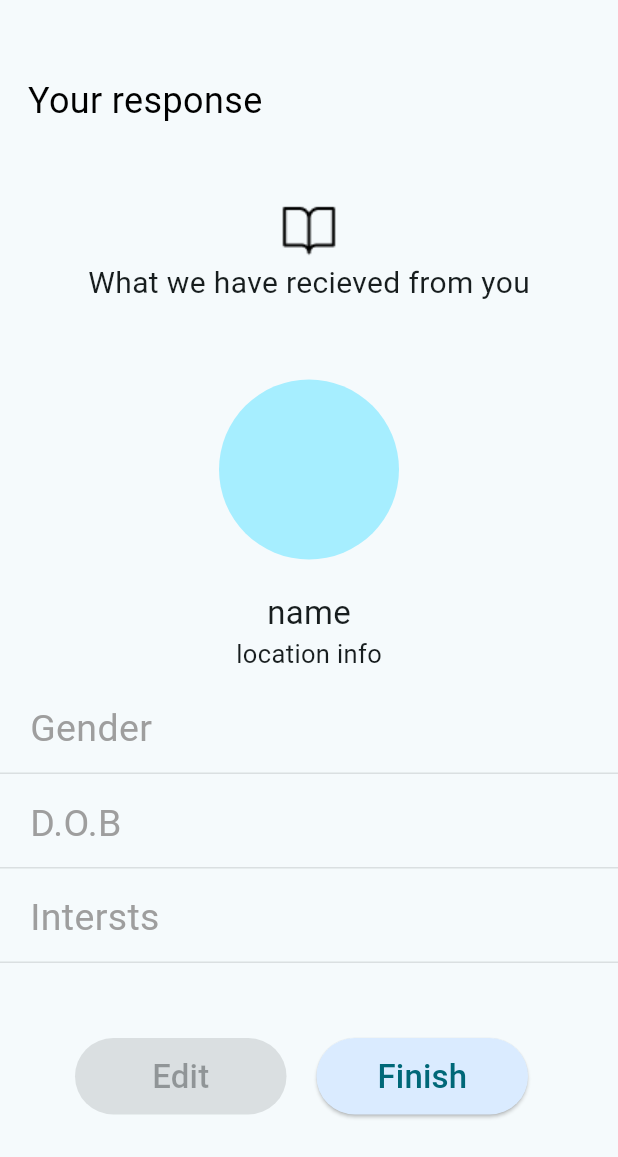
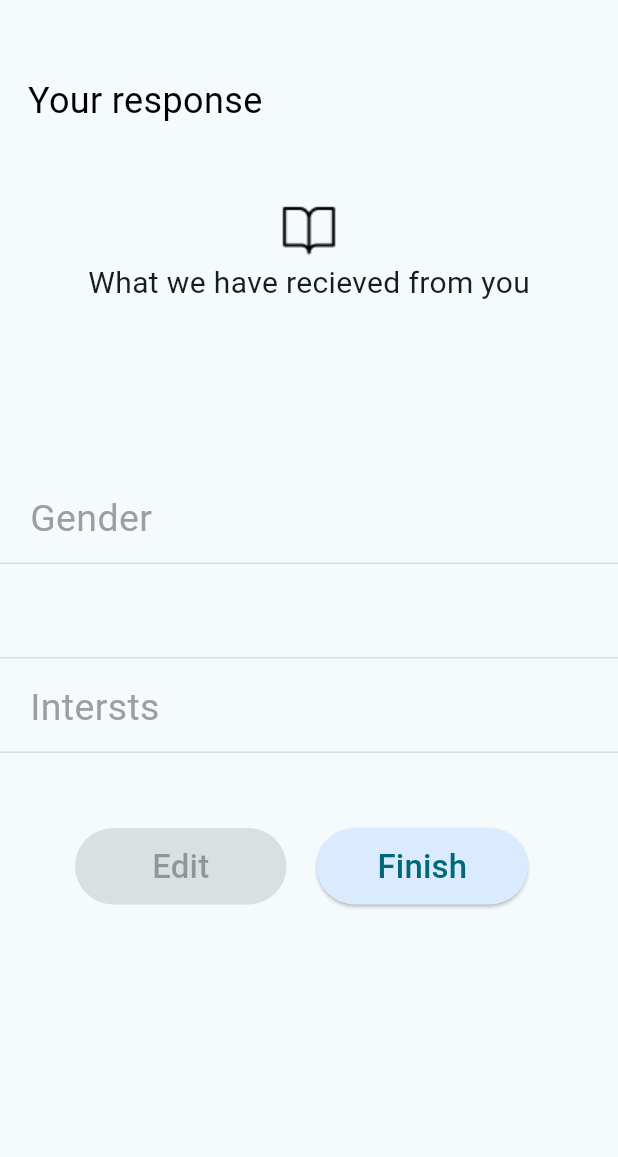
Before and after one commit to khoulyy/Egyplorer, a Flutter app: the SignUpStep3Screen screen opened by its route, on a phone screen of 412 x 824 dp. Shown: the top 1157 px of the screen. Run offline on Flutter 3.47's test engine with Material 2 defaults, Android fonts, the light colour scheme and no system bars; our stand-ins replace cloud_firestore, firebase_auth, firebase_core, font_awesome_flutter, google_nav_bar, google_sign_in and 2 more; accounts and stored records are empty.

Commit message:
response page will get the data from the user and app bar home shows the name of the user

```diff
--- a/lib/screens/home_screen.dart
+++ b/lib/screens/home_screen.dart
@@ -1,6 +1,7 @@
 import 'package:cloud_firestore/cloud_firestore.dart';
 import 'package:flutter/material.dart';
 import 'package:font_awesome_flutter/font_awesome_flutter.dart';
+import 'package:project/controller/Controllers.dart';
 import 'package:project/screens/places_page.dart';
 
 import '../components/custom_text_field2.dart';
@@ -29,7 +30,7 @@ class _HomeScreenState extends State<HomeScreen> {
       appBar: AppBar(
         elevation: 0,
         centerTitle: true,
-        title: const Text('Welcome, Ahmed'),
+        title: Text('Welcome, ${Controllers.nameController.text}'),
         actions: [
           IconButton(
             onPressed: () {
--- a/lib/screens/signup_step3_screen.dart
+++ b/lib/screens/signup_step3_screen.dart
@@ -1,11 +1,18 @@
 import 'package:flutter/material.dart';
 import 'package:project/components/button_widget.dart';
 import 'package:project/constants/keys.dart';
+import 'package:project/controller/Controllers.dart';
 import 'package:project/screens/home_screen.dart';
 
-class SignUpStep3Screen extends StatelessWidget {
+class SignUpStep3Screen extends StatefulWidget {
   const SignUpStep3Screen({super.key});
   static String id = 'SignUpStep3Screen';
+
+  @override
+  State<SignUpStep3Screen> createState() => _SignUpStep3ScreenState();
+}
+
+class _SignUpStep3ScreenState extends State<SignUpStep3Screen> {
   @override
   Widget build(BuildContext context) {
     return Scaffold(
@@ -36,19 +43,13 @@ class SignUpStep3Screen extends StatelessWidget {
           const SizedBox(
             height: 50,
           ),
-          const CircleAvatar(
-            radius: 60,
+          Text(
+            Controllers.nameController.text,
+            style: const TextStyle(fontSize: 22),
           ),
-          const SizedBox(
-            height: 20,
-          ),
-          const Text(
-            'name',
-            style: TextStyle(fontSize: 22),
-          ),
-          const Text(
-            'location info',
-            style: TextStyle(fontSize: 17),
+          Text(
+            Controllers.locationController.text,
+            style: const TextStyle(fontSize: 17),
           ),
           const SizedBox(
             height: 20,
@@ -72,14 +73,14 @@ class SignUpStep3Screen extends StatelessWidget {
           const SizedBox(
             height: 15,
           ),
-          const TextField(
+          TextField(
             enabled: false,
             decoration: InputDecoration(
               prefixIcon: Padding(
-                padding: EdgeInsets.only(left: 20),
+                padding: const EdgeInsets.only(left: 20),
                 child: Text(
-                  'D.O.B',
-                  style: TextStyle(
+                  Controllers.dateOfBirthController.text,
+                  style: const TextStyle(
                     color: Colors.grey,
                     fontSize: 25,
                   ),
```
